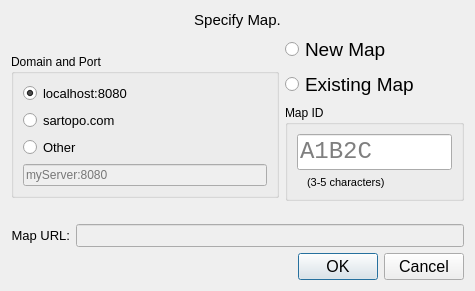
Old version of the form specifyMapDialog.ui in the repository ncssar/plans_console.
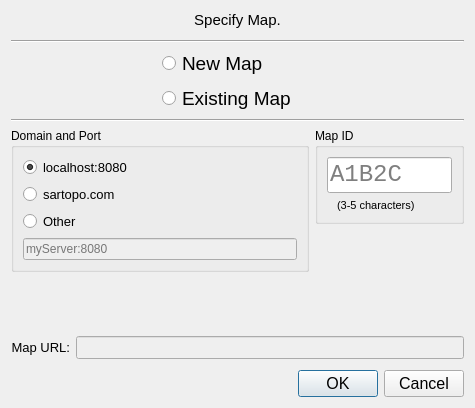
New version of the form.

Commit message: map selection GUI cleanup; default to new debrief map

The edit to the form file:
```diff
--- a/specifyMapDialog.ui
+++ b/specifyMapDialog.ui
@@ -10,7 +10,7 @@
     <x>0</x>
     <y>0</y>
     <width>475</width>
-    <height>291</height>
+    <height>408</height>
    </rect>
   </property>
   <property name="sizePolicy">
@@ -45,18 +45,127 @@
     </widget>
    </item>
    <item>
-    <layout class="QHBoxLayout" name="horizontalLayout" stretch="3,2">
+    <layout class="QVBoxLayout" name="verticalLayout_7" stretch="0,0,0,1,1,0">
+     <property name="topMargin">
+      <number>5</number>
+     </property>
+     <item>
+      <widget class="Line" name="newOrExistingLine1">
+       <property name="orientation">
+        <enum>Qt::Horizontal</enum>
+       </property>
+      </widget>
+     </item>
+     <item>
+      <layout class="QHBoxLayout" name="horizontalLayout_3">
+       <property name="sizeConstraint">
+        <enum>QLayout::SetFixedSize</enum>
+       </property>
+       <item>
+        <spacer name="horizontalSpacer">
+         <property name="orientation">
+          <enum>Qt::Horizontal</enum>
+         </property>
+         <property name="sizeHint" stdset="0">
+          <size>
+           <width>40</width>
+           <height>20</height>
+          </size>
+         </property>
+        </spacer>
+       </item>
+       <item>
+        <layout class="QVBoxLayout" name="verticalLayout_6">
+         <property name="sizeConstraint">
+          <enum>QLayout::SetFixedSize</enum>
+         </property>
+         <item>
+          <widget class="QRadioButton" name="newMapRadioButton">
+           <property name="sizePolicy">
+            <sizepolicy hsizetype="Expanding" vsizetype="Preferred">
+             <horstretch>0</horstretch>
+             <verstretch>0</verstretch>
+            </sizepolicy>
+           </property>
+           <property name="font">
+            <font>
+             <pointsize>14</pointsize>
+            </font>
+           </property>
+           <property name="text">
+            <string>New Map</string>
+           </property>
+           <attribute name="buttonGroup">
+            <string notr="true">mapSourceButtonGroup</string>
+           </attribute>
+          </widget>
+         </item>
+         <item>
+          <widget class="QRadioButton" name="existingMapRadioButton">
+           <property name="sizePolicy">
+            <sizepolicy hsizetype="Minimum" vsizetype="Expanding">
+             <horstretch>0</horstretch>
+             <verstretch>0</verstretch>
+            </sizepolicy>
+           </property>
+           <property name="font">
+            <font>
+             <pointsize>14</pointsize>
+            </font>
+           </property>
+           <property name="text">
+            <string>Existing Map</string>
+           </property>
+           <attribute name="buttonGroup">
+            <string notr="true">mapSourceButtonGroup</string>
+           </attribute>
+          </widget>
+         </item>
+        </layout>
+       </item>
+       <item>
+        <spacer name="horizontalSpacer_2">
+         <property name="orientation">
+          <enum>Qt::Horizontal</enum>
+         </property>
+         <property name="sizeHint" stdset="0">
+          <size>
+           <width>40</width>
+           <height>20</height>
+          </size>
+         </property>
+        </spacer>
+       </item>
+      </layout>
+     </item>
+     <item>
+      <widget class="Line" name="newOrExistingLine2">
+       <property name="orientation">
+        <enum>Qt::Horizontal</enum>
+       </property>
+      </widget>
+     </item>
+     <item>
+      <layout class="QHBoxLayout" name="horizontalLayout" stretch="2,1">
      <property name="sizeConstraint">
       <enum>QLayout::SetDefaultConstraint</enum>
      </property>
      <item>
-      <widget class="QGroupBox" name="groupBox">
+        <layout class="QVBoxLayout" name="verticalLayout_8">
+         <item>
+          <widget class="QGroupBox" name="dapGroupBox">
        <property name="sizePolicy">
-        <sizepolicy hsizetype="Expanding" vsizetype="Fixed">
+            <sizepolicy hsizetype="MinimumExpanding" vsizetype="Fixed">
          <horstretch>0</horstretch>
          <verstretch>0</verstretch>
         </sizepolicy>
        </property>
+           <property name="minimumSize">
+            <size>
+             <width>250</width>
+             <height>0</height>
+            </size>
+           </property>
        <property name="font">
         <font>
          <pointsize>9</pointsize>
@@ -152,52 +261,25 @@
       </widget>
      </item>
      <item>
-      <layout class="QVBoxLayout" name="verticalLayout_2">
+          <spacer name="verticalSpacer_2">
+           <property name="orientation">
+            <enum>Qt::Vertical</enum>
+           </property>
+           <property name="sizeHint" stdset="0">
+            <size>
+             <width>20</width>
+             <height>0</height>
+            </size>
+           </property>
+          </spacer>
+         </item>
+        </layout>
+       </item>
+       <item>
+        <layout class="QVBoxLayout" name="verticalLayout_2" stretch="0,1">
        <property name="sizeConstraint">
         <enum>QLayout::SetDefaultConstraint</enum>
        </property>
-       <item>
-        <widget class="QRadioButton" name="newMapRadioButton">
-         <property name="sizePolicy">
-          <sizepolicy hsizetype="Expanding" vsizetype="Preferred">
-           <horstretch>0</horstretch>
-           <verstretch>0</verstretch>
-          </sizepolicy>
-         </property>
-         <property name="font">
-          <font>
-           <pointsize>14</pointsize>
-          </font>
-         </property>
-         <property name="text">
-          <string>New Map</string>
-         </property>
-         <attribute name="buttonGroup">
-          <string notr="true">mapSourceButtonGroup</string>
-         </attribute>
-        </widget>
-       </item>
-       <item>
-        <widget class="QRadioButton" name="existingMapRadioButton">
-         <property name="sizePolicy">
-          <sizepolicy hsizetype="Minimum" vsizetype="Expanding">
-           <horstretch>0</horstretch>
-           <verstretch>0</verstretch>
-          </sizepolicy>
-         </property>
-         <property name="font">
-          <font>
-           <pointsize>14</pointsize>
-          </font>
-         </property>
-         <property name="text">
-          <string>Existing Map</string>
-         </property>
-         <attribute name="buttonGroup">
-          <string notr="true">mapSourceButtonGroup</string>
-         </attribute>
-        </widget>
-       </item>
        <item>
         <widget class="QGroupBox" name="mapIDGroupBox">
          <property name="font">
@@ -265,7 +347,7 @@
          <property name="sizeHint" stdset="0">
           <size>
            <width>20</width>
-           <height>40</height>
+             <height>10</height>
           </size>
          </property>
         </spacer>
@@ -276,6 +358,12 @@
    </item>
    <item>
     <layout class="QHBoxLayout" name="horizontalLayout_2">
+       <property name="topMargin">
+        <number>10</number>
+       </property>
+       <property name="bottomMargin">
+        <number>5</number>
+       </property>
      <item>
       <widget class="QLabel" name="mapURLLabel">
        <property name="font">
@@ -333,6 +421,8 @@
     </widget>
    </item>
   </layout>
+   </item>
+  </layout>
  </widget>
  <resources/>
  <connections>
```
Left out of the diff: 18 changed lines with no effect on the pictures. Lines whose indentation alone changed are shown as unchanged. The commit also changes 3 other files.
